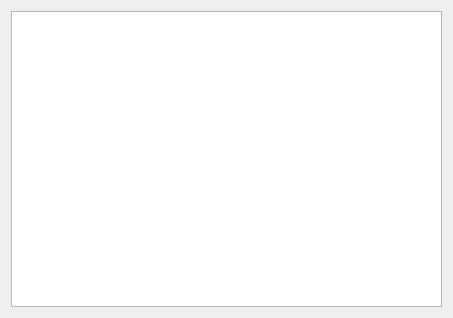
Old version of the form mnemosyne/mnemosyne/pyqt_ui/browse_cards_dlg.ui in the repository mnemosyne-proj/mnemosyne.
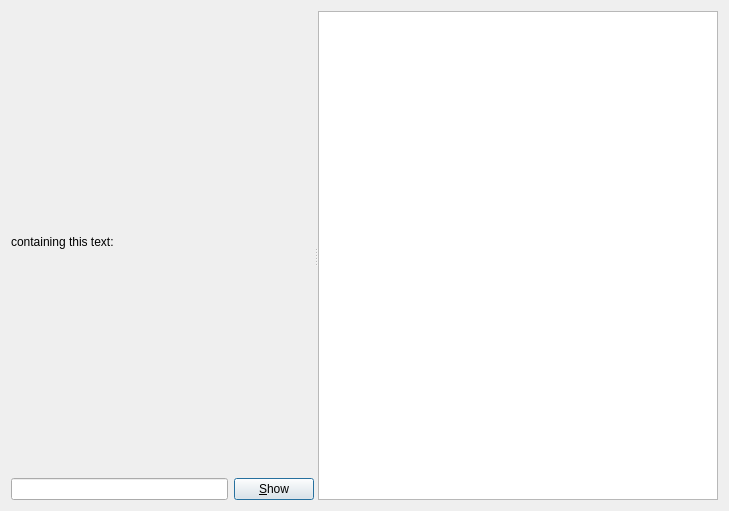
New version of the form.

Commit message: Hook up tree widgets to card browser.

```diff
--- a/mnemosyne/mnemosyne/pyqt_ui/browse_cards_dlg.ui
+++ b/mnemosyne/mnemosyne/pyqt_ui/browse_cards_dlg.ui
@@ -6,22 +6,60 @@
    <rect>
     <x>0</x>
     <y>0</y>
-    <width>453</width>
-    <height>318</height>
+    <width>729</width>
+    <height>511</height>
    </rect>
   </property>
   <property name="windowTitle">
    <string>Dialog</string>
   </property>
-  <layout class="QHBoxLayout" name="horizontalLayout">
+  <layout class="QVBoxLayout" name="verticalLayout_2">
    <item>
-    <widget class="QTableView" name="table">
-     <property name="selectionBehavior">
-      <enum>QAbstractItemView::SelectRows</enum>
+    <widget class="QSplitter" name="splitter_2">
+     <property name="orientation">
+      <enum>Qt::Horizontal</enum>
      </property>
-     <property name="sortingEnabled">
-      <bool>true</bool>
-     </property>
+     <widget class="QSplitter" name="splitter">
+      <property name="orientation">
+       <enum>Qt::Vertical</enum>
+      </property>
+      <widget class="QWidget" name="layoutWidget">
+       <layout class="QVBoxLayout" name="verticalLayout">
+        <item>
+         <widget class="QLabel" name="label_3">
+          <property name="text">
+           <string>containing this text:</string>
+          </property>
+         </widget>
+        </item>
+        <item>
+         <layout class="QHBoxLayout" name="horizontalLayout">
+          <item>
+           <widget class="QLineEdit" name="search_box"/>
+          </item>
+          <item>
+           <widget class="QPushButton" name="show_button">
+            <property name="text">
+             <string>&amp;Show</string>
+            </property>
+            <property name="default">
+             <bool>true</bool>
+            </property>
+           </widget>
+          </item>
+         </layout>
+        </item>
+       </layout>
+      </widget>
+     </widget>
+     <widget class="QTableView" name="table">
+      <property name="selectionBehavior">
+       <enum>QAbstractItemView::SelectRows</enum>
+      </property>
+      <property name="sortingEnabled">
+       <bool>true</bool>
+      </property>
+     </widget>
     </widget>
    </item>
   </layout>
```
Left out of the diff: 19 changed lines with no effect on the pictures. The commit also changes 5 other files.
